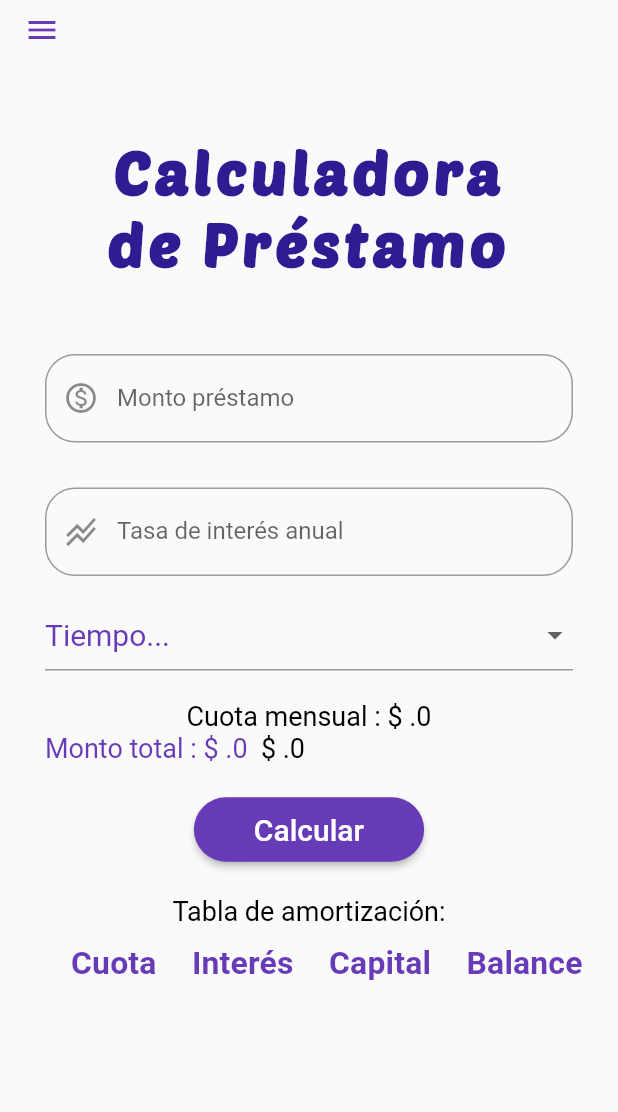
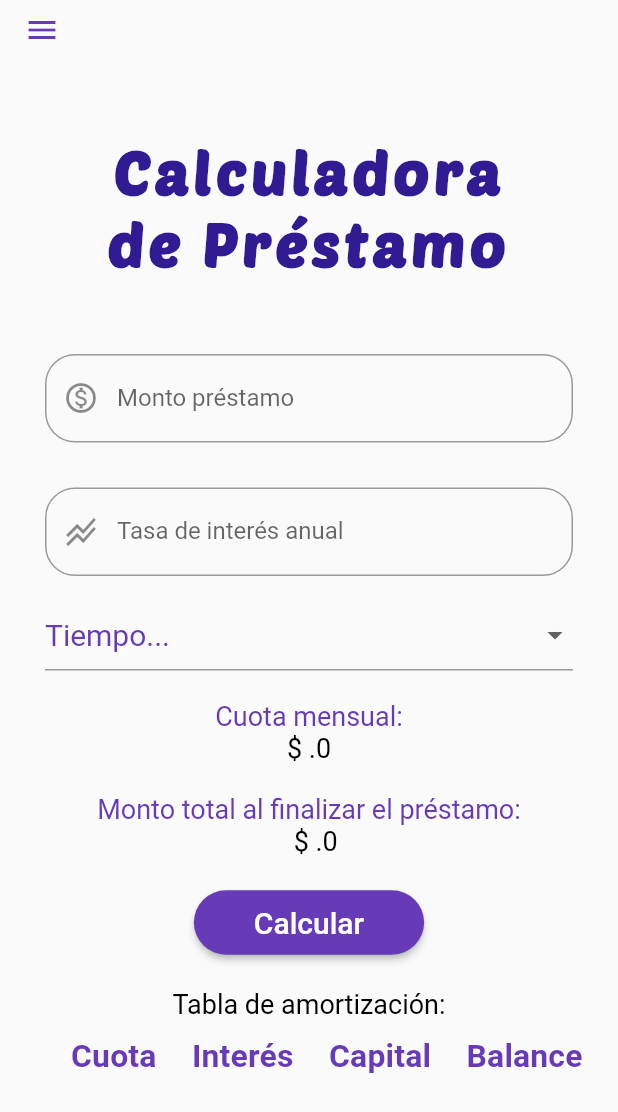
Before and after one commit to JohanJimenex/prestamo-app-flutter, a Flutter app: the screen it shows after launch, on a phone screen of 412 x 824 dp. Shown: the top 1112 px of the screen. Run offline on Flutter 3.47's test engine with Material 2 defaults, Android fonts, the phone set to English and light mode, and no system bars.

Commit message:
Version terminada

```diff
--- a/lib/pages/homePage.dart
+++ b/lib/pages/homePage.dart
@@ -80,22 +80,24 @@ class _HomePageState extends State<HomePage> {
                     _dropDown(),
                     SizedBox(height: 20.0),
                     MyText(
-                      "Cuota mensual : \$\ ${f.format(calcProvider.cuotaMensual)}",
+                      "Cuota mensual:",
+                      // color: Colors.black,
+                      fontWeight: FontWeight.normal,
+                    ),
+                    MyText(
+                      "\$\ ${f.format(calcProvider.cuotaMensual)}",
                       color: Colors.black,
                       fontWeight: FontWeight.normal,
                     ),
-                    Row(
-                      children: [
+                    SizedBox(height: 20.0),
                     MyText(
-                          "Monto total : \$\ ${f.format(calcProvider.montoTotal)}",
+                      "Monto total al finalizar el préstamo:",
                       fontWeight: FontWeight.normal,
                     ),
                     MyText(
                       "  \$\ ${f.format(calcProvider.montoTotal)}",
                       color: Colors.black,
                       fontWeight: FontWeight.normal,
-                        ),
-                      ],
                     ),
                     SizedBox(height: 20.0),
                     _btnCalcular(),
@@ -129,19 +131,21 @@ class _HomePageState extends State<HomePage> {
           return null;
         }
       },
-      hint: Text('Tiempo...',
-          style: TextStyle(
-              color: Colors.deepPurple, fontSize: 20)), //acepta un widget,
+      hint: Text(
+        'Tiempo...',
+        style: TextStyle(color: Colors.deepPurple, fontSize: 20),
+      ),
+      //acepta un widget,
       //Al igual que 'hint' agrega un valor por defecto,
       //OJASO: TOMAR en cuenta que debe ser uno de los valores existente en la lista por ejemplo el 6 12 24 etc o un string si son string
 
       items: [
-        DropdownMenuItem(child: Text("6 meses"), value: 6.00),
-        DropdownMenuItem(child: Text("12 meses (1 año)"), value: 12.00),
-        DropdownMenuItem(child: Text("24 meses (2 años)"), value: 24.00),
-        DropdownMenuItem(child: Text("36 meses (3 años)"), value: 36.00),
-        DropdownMenuItem(child: Text("48 meses (4 años)"), value: 48.00),
-        DropdownMenuItem(child: Text("60 meses (5 años)"), value: 60.00),
+        DropdownMenuItem(child: MyText("6 meses"), value: 6.00),
+        DropdownMenuItem(child: MyText("12 meses (1 año)"), value: 12.00),
+        DropdownMenuItem(child: MyText("24 meses (2 años)"), value: 24.00),
+        DropdownMenuItem(child: MyText("36 meses (3 años)"), value: 36.00),
+        DropdownMenuItem(child: MyText("48 meses (4 años)"), value: 48.00),
+        DropdownMenuItem(child: MyText("60 meses (5 años)"), value: 60.00),
       ],
       //se ejecuta al cambiar
       //toma el valor seleccionado
```
Lines whose indentation alone changed are shown as unchanged.
